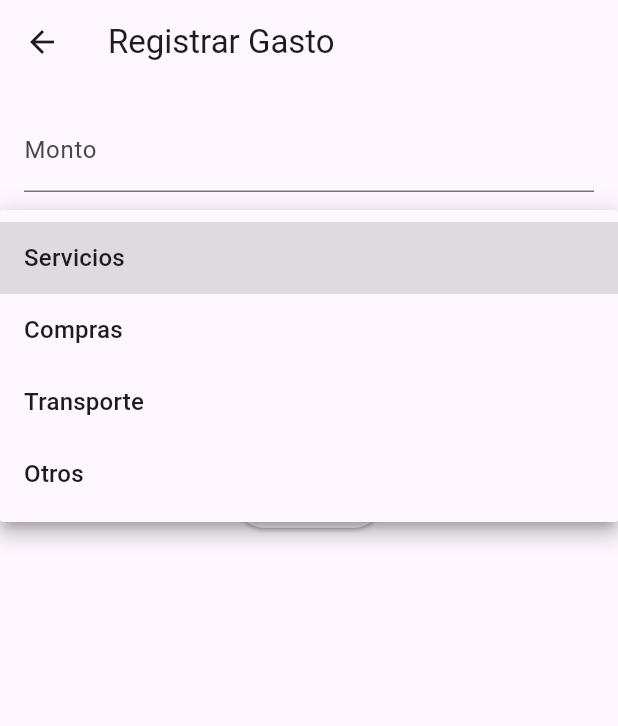
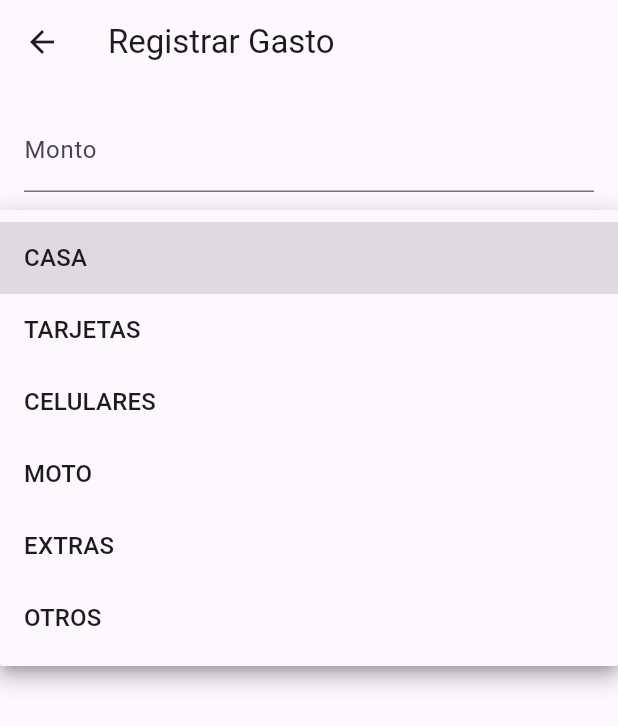
Before and after one commit to Rucutel/finanzas_app, a Flutter app: the RegisterExpenseScreen screen opened by its route, after a tap on "Categoría", on a phone screen of 412 x 824 dp. Shown: the top 726 px of the screen. Run offline on Flutter 3.47's test engine with Material 3 defaults, Android fonts, the phone set to English and light mode, and no system bars; our stand-ins replace cloud_firestore, firebase_core, sqflite; missing offline and left inert: excel; accounts and stored records are empty.

Commit message:
Actualización de opciones y corrección de Interfaz

```diff
--- a/lib/screens/register_expense_screen.dart
+++ b/lib/screens/register_expense_screen.dart
@@ -16,13 +16,54 @@ class _RegisterExpenseScreenState extends State<RegisterExpenseScreen> {
 
   String? _selectedCategory;
   String? _selectedSubcategory;
-  final List<String> _categories = ['Servicios', 'Compras', 'Transporte', 'Otros'];
+  final List<String> _categories = [
+    'CASA',
+    'TARJETAS',
+    'CELULARES',
+    'MOTO',
+    'EXTRAS',
+    'OTROS'
+  ];
+
   final Map<String, List<String>> _subcategories = {
-    'Servicios': ['Agua', 'Luz', 'Internet', 'Otros'],
-    'Compras': ['Supermercado', 'Ropa', 'Otros'],
-    'Transporte': ['Taxi', 'Bus', 'Otros'],
-    'Otros': ['Otros'],
+    'CASA': [
+      'ALQUILER',
+      'DESAYUNO',
+      'ALMUERZO',
+      'DESPENSA',
+      'LIMPIEZA',
+      'GAS',
+      'INTERNET'
+    ],
+    'TARJETAS': [
+      'INTERBANK',
+      'RIPLEY',
+      'CMR'
+    ],
+    'CELULARES': [
+      'RUBEN',
+      'ALEXA'
+    ],
+    'MOTO': [
+      'MANTENIMIENTO',
+      'GASOLINA',
+      'REPUESTOS',
+      'SOAT',
+      'LICENCIA',
+      'REV. TECNICA'
+    ],
+    'EXTRAS': [
+      'KAREN',
+      'PASAJES',
+      'PASTILLAS',
+      'CREMAS',
+      'SALIDAS'
+    ],
+    'OTROS': [
+      'OTROS'
+    ],
   };
+
 
   @override
   void dispose() {
```
